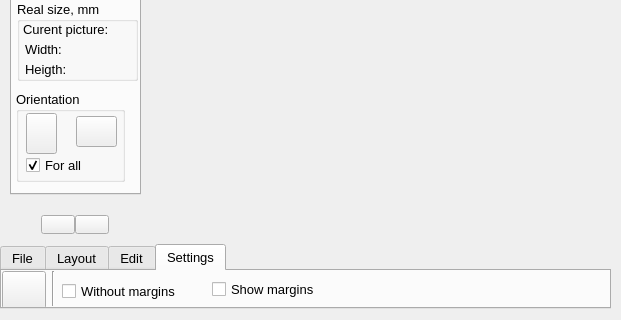
viktand/vap4, file mainwindow.ui: the form before one commit; both pictures show x 0 to 621 and y 296 to 616 of the 621 by 616 pixel window.
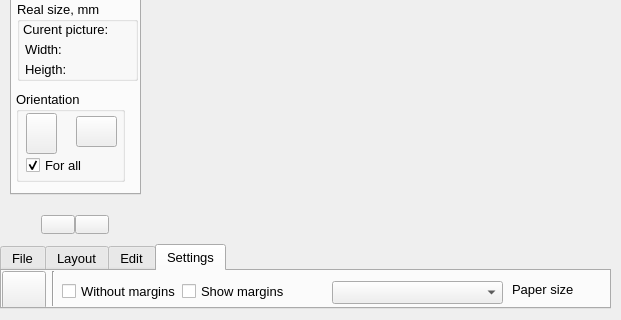
The form after the commit. The open tabs and pages were chosen to show the change. Icons and pictures are not drawn.

Diff of the .ui file:
```diff
--- a/mainwindow.ui
+++ b/mainwindow.ui
@@ -1934,7 +1934,7 @@
        <rect>
         <x>60</x>
         <y>10</y>
-        <width>131</width>
+        <width>121</width>
         <height>21</height>
        </rect>
       </property>
@@ -1945,10 +1945,10 @@
      <widget class="QCheckBox" name="checkBox_11">
       <property name="geometry">
        <rect>
-        <x>210</x>
+        <x>180</x>
         <y>10</y>
-        <width>131</width>
-        <height>16</height>
+        <width>111</width>
+        <height>21</height>
        </rect>
       </property>
       <property name="text">
@@ -1958,6 +1958,32 @@
        <bool>false</bool>
       </property>
      </widget>
+     <widget class="QComboBox" name="comboBox">
+      <property name="geometry">
+       <rect>
+        <x>330</x>
+        <y>10</y>
+        <width>171</width>
+        <height>23</height>
+       </rect>
+      </property>
+      <property name="toolTip">
+       <string>Only for the current session</string>
+      </property>
+     </widget>
+     <widget class="QLabel" name="label_15">
+      <property name="geometry">
+       <rect>
+        <x>510</x>
+        <y>10</y>
+        <width>81</width>
+        <height>16</height>
+       </rect>
+      </property>
+      <property name="text">
+       <string>Paper size</string>
+      </property>
+     </widget>
     </widget>
    </widget>
    <widget class="QScrollArea" name="scrollArea">
```
Left out of the diff: 2 changed lines with no effect on the pictures.
